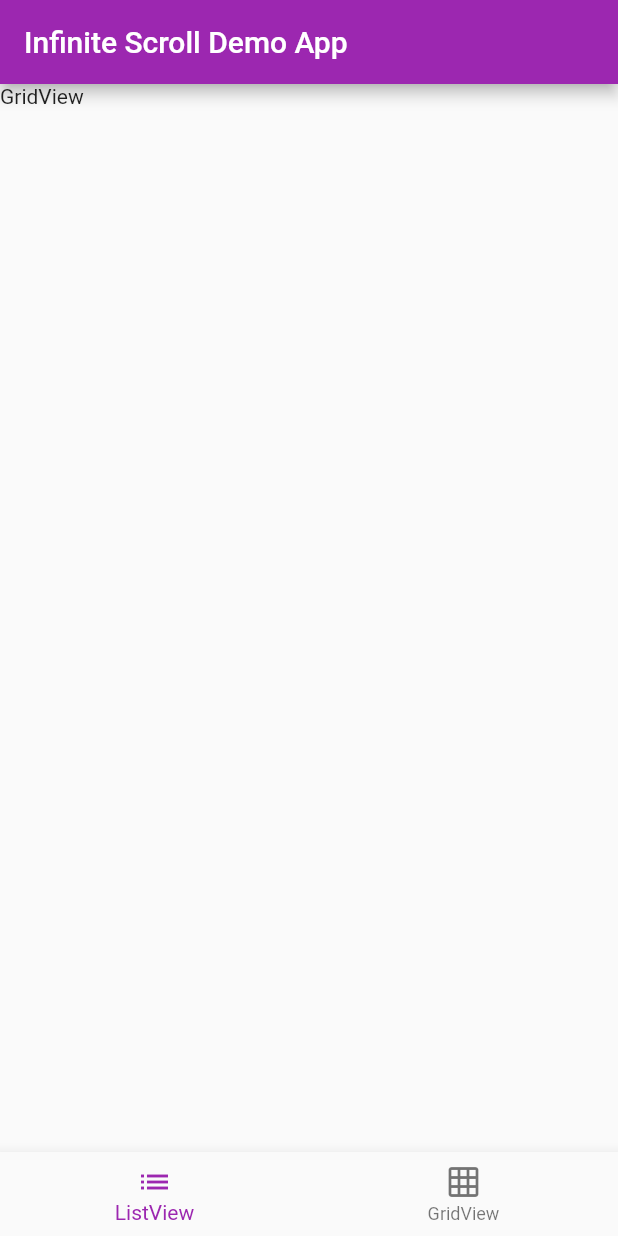
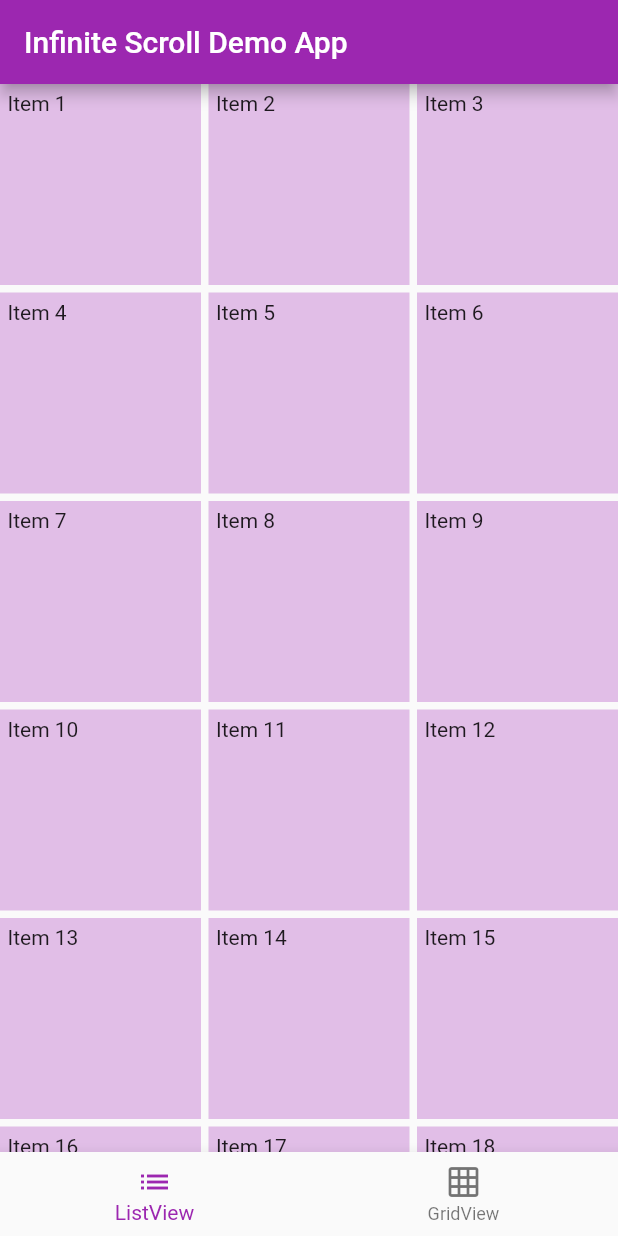
Before and after one commit to knyackiko/flutter-app-gallery, a Flutter app: the screen it shows after launch, swiped to page 2, on a phone screen of 412 x 824 dp. Run offline on Flutter 3.47's test engine with Material 2 defaults, Android fonts, the phone set to English and light mode, and no system bars.

Commit message:
Add simple infinite scrolling grid

```diff
--- a/infinite_scroll_demo_app/lib/ui/grid_view.dart
+++ b/infinite_scroll_demo_app/lib/ui/grid_view.dart
@@ -1,8 +1,40 @@
 import 'package:flutter/material.dart';
 
-class GridViewPage extends StatelessWidget {
+class GridViewPage extends StatefulWidget {
+  @override
+  _GridViewPageState createState() => _GridViewPageState();
+}
+
+class _GridViewPageState extends State<GridViewPage> {
+  List<int> _items;
+
+  @override
+  void initState() {
+    super.initState();
+    _items = List.generate(20, (index) => index + 1);
+  }
+
   @override
   Widget build(BuildContext context) {
-    return Text('GridView');
+    return GridView.builder(
+      gridDelegate: SliverGridDelegateWithFixedCrossAxisCount(
+        crossAxisCount: 3,
+        mainAxisSpacing: 5,
+        crossAxisSpacing: 5,
+      ),
+      itemBuilder: _itemBuilder,
+    );
+  }
+
+  Widget _itemBuilder(BuildContext context, int position) {
+    final length = _items?.length ?? 0;
+    if (position >= length) {
+      _items.addAll(List.generate(20, (index) => length + index + 1));
+    }
+    return Container(
+      color: Colors.purple[100],
+      padding: EdgeInsets.all(5),
+      child: Text('Item ${_items[position]}'),
+    );
   }
 }
```
